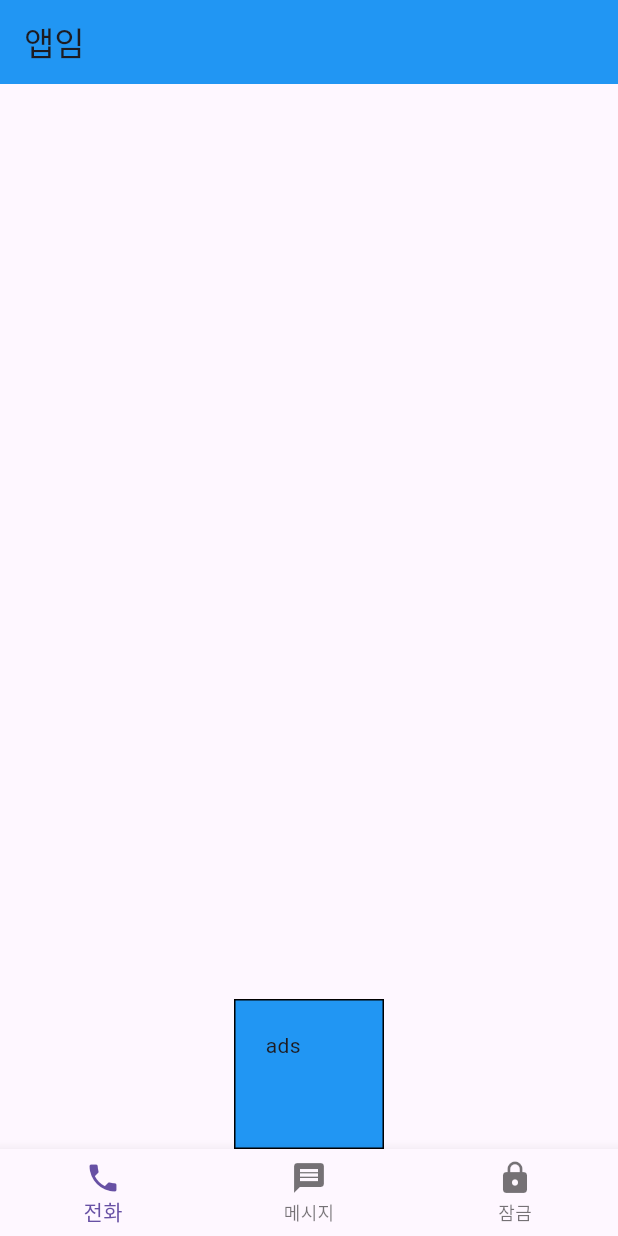
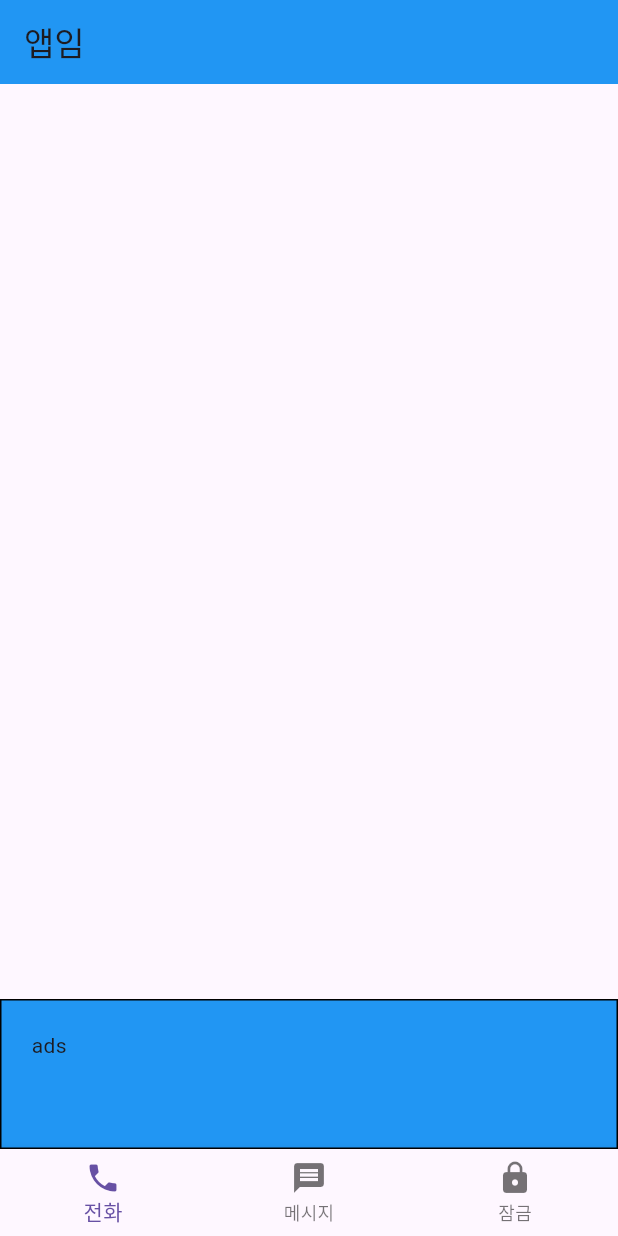
Before and after one commit to dmdrk1414/flutter_coding_apple, a Flutter app: the screen it shows after launch, on a phone screen of 412 x 824 dp. Run offline on Flutter 3.47's test engine with Material 3 defaults, Android fonts, the light colour scheme and no system bars.

Commit message:
FEAT 가로로 꽉채우기

```diff
--- a/lib/main.dart
+++ b/lib/main.dart
@@ -40,7 +40,7 @@ class _MyHomePageState extends State<MyHomePage> {
       body: Align( // 하단 정렬하는 방법
         alignment: Alignment.bottomCenter,
         child: Container( // Container 데코레이션 하는 방법
-          width: 100,
+          width: double.infinity, // 가로로 꽉 체우기
           height: 100,
           padding: EdgeInsets.all(20), // 페딩 하는 방법
 
```
